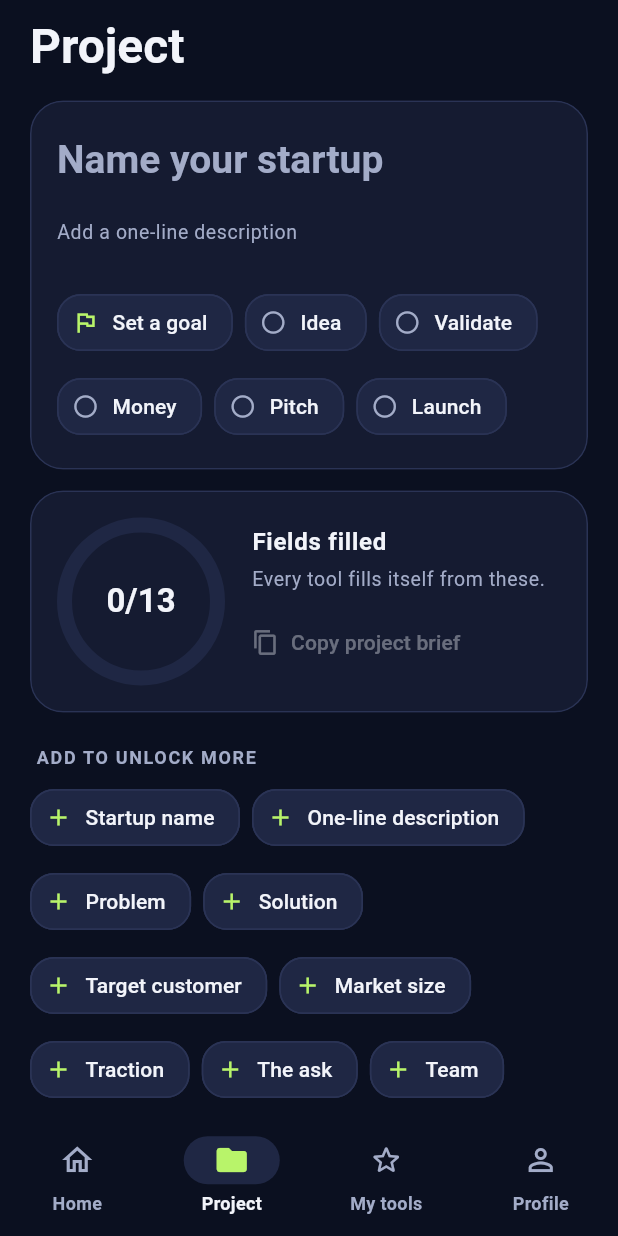
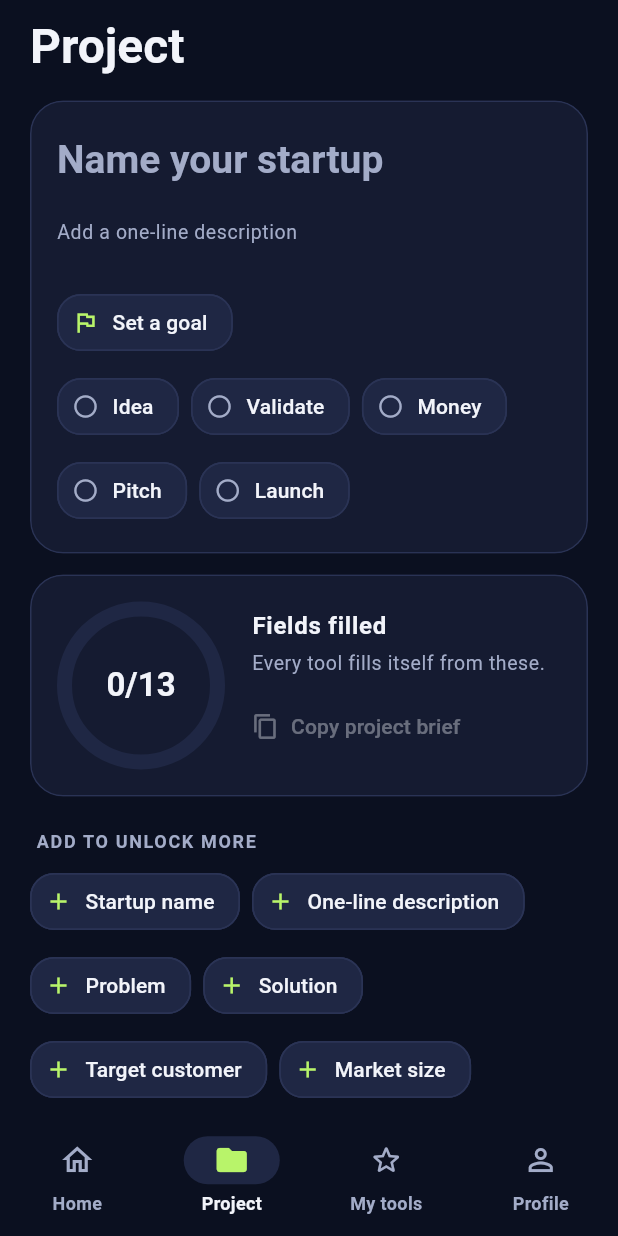
Before and after one commit to bunyamin027/startup-toolkits, a Flutter app: the AppShell screen opened directly, item 2 of the bottom bar chosen, on a phone screen of 412 x 824 dp. Run offline on Flutter 3.47's test engine with Material 3 defaults, Android fonts, the phone set to English and light mode, and no system bars; our stand-ins replace flutter_riverpod, share_plus, shared_preferences; accounts and stored records are empty.

Commit message:
Give the project goal its own row above the step chips
Co-Authored-By: Claude Opus 5.5 <noreply@anthropic.com>

```diff
--- a/lib/features/project/project_screen.dart
+++ b/lib/features/project/project_screen.dart
@@ -84,10 +84,6 @@ class _ProjectScreenState extends ConsumerState<ProjectScreen> {
                     ),
                   ),
                   const SizedBox(height: 14),
-                  Wrap(
-                    spacing: AppSpace.gapS,
-                    runSpacing: AppSpace.gapS,
-                    children: [
                   ActionChip(
                     avatar: Icon(
                       project.goal == null
@@ -99,6 +95,11 @@ class _ProjectScreenState extends ConsumerState<ProjectScreen> {
                     label: Text(project.goal?.label ?? 'Set a goal'),
                     onPressed: () => showSheet(context, const GoalSheet()),
                   ),
+                  const SizedBox(height: AppSpace.gapS),
+                  Wrap(
+                    spacing: AppSpace.gapS,
+                    runSpacing: AppSpace.gapS,
+                    children: [
                       for (final step in launchPath)
                         Chip(
                           avatar: Icon(
```
Lines whose indentation alone changed are shown as unchanged.
